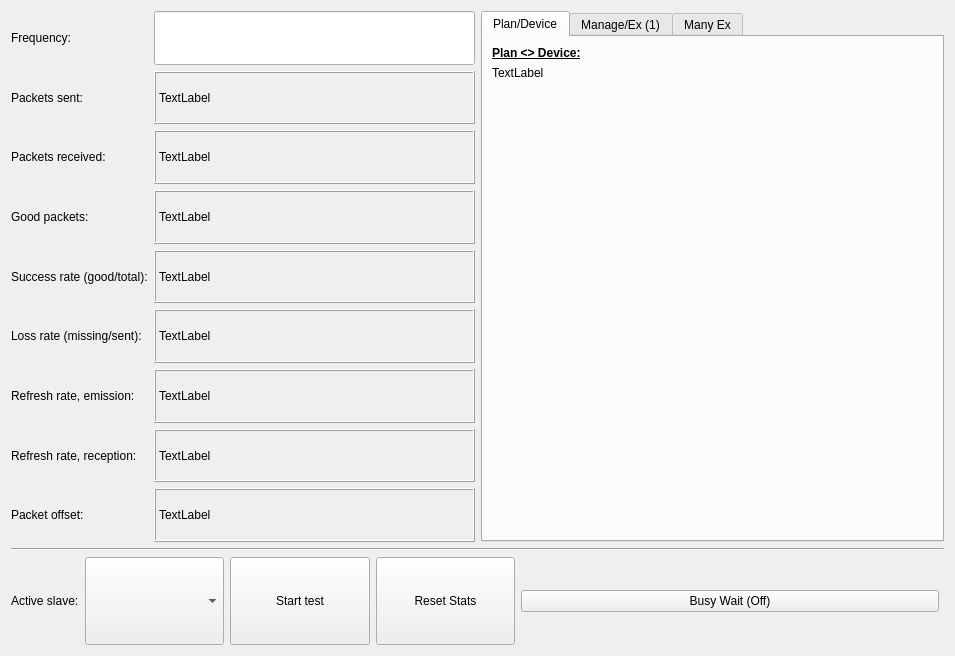
Above: ui/w_commtest.ui from JFDuval/flexsea-plan before the change. Below: the same form after it.
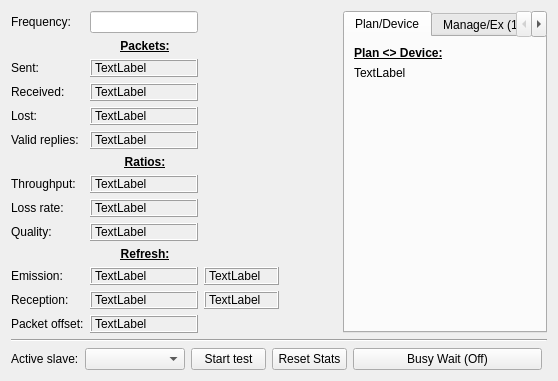
That is the form after the change.

The edit to the form file:
```diff
--- a/ui/w_commtest.ui
+++ b/ui/w_commtest.ui
@@ -6,30 +6,23 @@
    <rect>
     <x>0</x>
     <y>0</y>
-    <width>955</width>
-    <height>656</height>
+    <width>558</width>
+    <height>369</height>
    </rect>
   </property>
   <property name="windowTitle">
    <string>Form</string>
   </property>
-  <layout class="QVBoxLayout" name="verticalLayout" stretch="6,0,1">
+  <layout class="QVBoxLayout" name="verticalLayout">
    <item>
     <layout class="QHBoxLayout" name="horizontalLayout">
      <item>
-      <layout class="QGridLayout" name="gridLayout_5" columnstretch="1,3">
-       <item row="2" column="0">
-        <widget class="QLabel" name="label_4">
-         <property name="text">
-          <string>Packets received:</string>
-         </property>
-        </widget>
-       </item>
-       <item row="2" column="1">
-        <widget class="QLabel" name="labelReceivedPackets">
+      <layout class="QGridLayout" name="gridLayout_5" columnstretch="1,0,0">
+       <item row="9" column="1">
+        <widget class="QLabel" name="labelQuality">
          <property name="minimumSize">
           <size>
-           <width>100</width>
+           <width>75</width>
            <height>0</height>
           </size>
          </property>
@@ -54,7 +47,7 @@
         <widget class="QLabel" name="labelSuccess">
          <property name="minimumSize">
           <size>
-           <width>100</width>
+           <width>75</width>
            <height>0</height>
           </size>
          </property>
@@ -75,64 +68,67 @@
          </property>
         </widget>
        </item>
-       <item row="1" column="0">
-        <widget class="QLabel" name="label_3">
-         <property name="text">
-          <string>Packets sent:</string>
-         </property>
-        </widget>
-       </item>
        <item row="5" column="0">
-        <widget class="QLabel" name="label_7">
-         <property name="text">
-          <string>Loss rate (missing/sent):</string>
-         </property>
-        </widget>
-       </item>
-       <item row="3" column="1">
-        <widget class="QLabel" name="labelGoodPackets">
-         <property name="minimumSize">
-          <size>
-           <width>100</width>
-           <height>0</height>
-          </size>
-         </property>
-         <property name="maximumSize">
-          <size>
-           <width>16777215</width>
-           <height>16777215</height>
-          </size>
-         </property>
-         <property name="frameShape">
-          <enum>QFrame::Box</enum>
-         </property>
-         <property name="frameShadow">
-          <enum>QFrame::Raised</enum>
-         </property>
-         <property name="text">
-          <string>TextLabel</string>
-         </property>
-        </widget>
-       </item>
-       <item row="3" column="0">
         <widget class="QLabel" name="label_5">
          <property name="text">
-          <string>Good packets:</string>
+          <string>Valid replies:</string>
          </property>
         </widget>
        </item>
-       <item row="4" column="0">
+       <item row="5" column="1">
+        <widget class="QLabel" name="labelGoodPackets">
+         <property name="minimumSize">
+          <size>
+           <width>75</width>
+           <height>0</height>
+          </size>
+         </property>
+         <property name="maximumSize">
+          <size>
+           <width>16777215</width>
+           <height>16777215</height>
+          </size>
+         </property>
+         <property name="frameShape">
+          <enum>QFrame::Box</enum>
+         </property>
+         <property name="frameShadow">
+          <enum>QFrame::Raised</enum>
+         </property>
+         <property name="text">
+          <string>TextLabel</string>
+         </property>
+        </widget>
+       </item>
+       <item row="7" column="0">
         <widget class="QLabel" name="label_6">
          <property name="text">
-          <string>Success rate (good/total):</string>
+          <string>Throughput:</string>
          </property>
         </widget>
        </item>
-       <item row="6" column="1">
+       <item row="8" column="0">
+        <widget class="QLabel" name="label_7">
+         <property name="toolTip">
+          <string>&lt;html&gt;&lt;head/&gt;&lt;body&gt;&lt;p&gt;Lost/Sent&lt;/p&gt;&lt;/body&gt;&lt;/html&gt;</string>
+         </property>
+         <property name="text">
+          <string>Loss rate:</string>
+         </property>
+        </widget>
+       </item>
+       <item row="2" column="0">
+        <widget class="QLabel" name="label_3">
+         <property name="text">
+          <string>Sent:</string>
+         </property>
+        </widget>
+       </item>
+       <item row="11" column="1">
         <widget class="QLabel" name="label_rrSend">
          <property name="minimumSize">
           <size>
-           <width>100</width>
+           <width>75</width>
            <height>0</height>
           </size>
          </property>
@@ -153,18 +149,11 @@
          </property>
         </widget>
        </item>
-       <item row="6" column="0">
-        <widget class="QLabel" name="label_8">
-         <property name="text">
-          <string>Refresh rate, emission:</string>
-         </property>
-        </widget>
-       </item>
-       <item row="7" column="1">
+       <item row="12" column="1">
         <widget class="QLabel" name="label_rrReceive">
          <property name="minimumSize">
           <size>
-           <width>100</width>
+           <width>75</width>
            <height>0</height>
           </size>
          </property>
@@ -185,43 +174,25 @@
          </property>
         </widget>
        </item>
-       <item row="7" column="0">
+       <item row="12" column="0">
         <widget class="QLabel" name="label_9">
          <property name="text">
-          <string>Refresh rate, reception:</string>
+          <string>Reception:</string>
          </property>
         </widget>
        </item>
-       <item row="1" column="1">
+       <item row="11" column="0">
+        <widget class="QLabel" name="label_8">
+         <property name="text">
+          <string>Emission:</string>
+         </property>
+        </widget>
+       </item>
+       <item row="2" column="1">
         <widget class="QLabel" name="labelSentPackets">
          <property name="minimumSize">
           <size>
-           <width>100</width>
-           <height>0</height>
-          </size>
-         </property>
-         <property name="maximumSize">
-          <size>
-           <width>16777215</width>
-           <height>16777215</height>
-          </size>
-         </property>
-         <property name="frameShape">
-          <enum>QFrame::Box</enum>
-         </property>
-         <property name="frameShadow">
-          <enum>QFrame::Raised</enum>
-         </property>
-         <property name="text">
-          <string>TextLabel</string>
-         </property>
-        </widget>
-       </item>
-       <item row="5" column="1">
-        <widget class="QLabel" name="labelLossRate">
-         <property name="minimumSize">
-          <size>
-           <width>100</width>
+           <width>75</width>
            <height>0</height>
           </size>
          </property>
@@ -264,38 +235,38 @@
          </property>
         </widget>
        </item>
-       <item row="8" column="0">
+       <item row="8" column="1">
+        <widget class="QLabel" name="labelLossRate">
+         <property name="minimumSize">
+          <size>
+           <width>75</width>
+           <height>0</height>
+          </size>
+         </property>
+         <property name="maximumSize">
+          <size>
+           <width>16777215</width>
+           <height>16777215</height>
+          </size>
+         </property>
+         <property name="frameShape">
+          <enum>QFrame::Box</enum>
+         </property>
+         <property name="frameShadow">
+          <enum>QFrame::Raised</enum>
+         </property>
+         <property name="text">
+          <string>TextLabel</string>
+         </property>
+        </widget>
+       </item>
+       <item row="13" column="0">
         <widget class="QLabel" name="label_10">
          <property name="text">
           <string>Packet offset:</string>
          </property>
         </widget>
        </item>
-       <item row="8" column="1">
-        <widget class="QLabel" name="label_packetOffset">
-         <property name="minimumSize">
-          <size>
-           <width>100</width>
-           <height>0</height>
-          </size>
-         </property>
-         <property name="maximumSize">
-          <size>
-           <width>16777215</width>
-           <height>16777215</height>
-          </size>
-         </property>
-         <property name="frameShape">
-          <enum>QFrame::Box</enum>
-         </property>
-         <property name="frameShadow">
-          <enum>QFrame::Raised</enum>
-         </property>
-         <property name="text">
-          <string>TextLabel</string>
-         </property>
-        </widget>
-       </item>
        <item row="0" column="0">
         <widget class="QLabel" name="label_2">
          <property name="text">
@@ -303,8 +274,191 @@
          </property>
         </widget>
        </item>
+       <item row="13" column="1">
+        <widget class="QLabel" name="label_packetOffset">
+         <property name="minimumSize">
+          <size>
+           <width>75</width>
+           <height>0</height>
+          </size>
+         </property>
+         <property name="maximumSize">
+          <size>
+           <width>16777215</width>
+           <height>16777215</height>
+          </size>
+         </property>
+         <property name="frameShape">
+          <enum>QFrame::Box</enum>
+         </property>
+         <property name="frameShadow">
+          <enum>QFrame::Raised</enum>
+         </property>
+         <property name="text">
+          <string>TextLabel</string>
+         </property>
+        </widget>
+       </item>
+       <item row="4" column="0">
+        <widget class="QLabel" name="label_12">
+         <property name="text">
+          <string>Lost:</string>
+         </property>
+        </widget>
+       </item>
+       <item row="7" column="1">
+        <widget class="QLabel" name="labelThroughput">
+         <property name="minimumSize">
+          <size>
+           <width>75</width>
+           <height>0</height>
+          </size>
+         </property>
+         <property name="maximumSize">
+          <size>
+           <width>16777215</width>
+           <height>16777215</height>
+          </size>
+         </property>
+         <property name="frameShape">
+          <enum>QFrame::Box</enum>
+         </property>
+         <property name="frameShadow">
+          <enum>QFrame::Raised</enum>
+         </property>
+         <property name="text">
+          <string>TextLabel</string>
+         </property>
+        </widget>
+       </item>
+       <item row="3" column="0">
+        <widget class="QLabel" name="label_4">
+         <property name="text">
+          <string>Received:</string>
+         </property>
+        </widget>
+       </item>
+       <item row="3" column="1">
+        <widget class="QLabel" name="labelReceivedPackets">
+         <property name="minimumSize">
+          <size>
+           <width>75</width>
+           <height>0</height>
+          </size>
+         </property>
+         <property name="maximumSize">
+          <size>
+           <width>16777215</width>
+           <height>16777215</height>
+          </size>
+         </property>
+         <property name="frameShape">
+          <enum>QFrame::Box</enum>
+         </property>
+         <property name="frameShadow">
+          <enum>QFrame::Raised</enum>
+         </property>
+         <property name="text">
+          <string>TextLabel</string>
+         </property>
+        </widget>
+       </item>
+       <item row="9" column="0">
+        <widget class="QLabel" name="label_16">
+         <property name="toolTip">
+          <string>&lt;html&gt;&lt;head/&gt;&lt;body&gt;&lt;p&gt;Received/Sent&lt;/p&gt;&lt;/body&gt;&lt;/html&gt;</string>
+         </property>
+         <property name="text">
+          <string>Quality:</string>
+         </property>
+        </widget>
+       </item>
+       <item row="11" column="2">
+        <widget class="QLabel" name="label_rrSend_Avg">
+         <property name="minimumSize">
+          <size>
+           <width>75</width>
+           <height>0</height>
+          </size>
+         </property>
+         <property name="maximumSize">
+          <size>
+           <width>16777215</width>
+           <height>16777215</height>
+          </size>
+         </property>
+         <property name="frameShape">
+          <enum>QFrame::Box</enum>
+         </property>
+         <property name="frameShadow">
+          <enum>QFrame::Raised</enum>
+         </property>
+         <property name="text">
+          <string>TextLabel</string>
+         </property>
+        </widget>
+       </item>
+       <item row="10" column="0" colspan="3">
+        <widget class="QLabel" name="label_15">
+         <property name="text">
+          <string>&lt;html&gt;&lt;head/&gt;&lt;body&gt;&lt;p align=&quot;center&quot;&gt;&lt;span style=&quot; font-weight:600; text-decoration: underline;&quot;&gt;Refresh:&lt;/span&gt;&lt;/p&gt;&lt;/body&gt;&lt;/html&gt;</string>
+         </property>
+        </widget>
+       </item>
+       <item row="6" column="0" colspan="3">
+        <widget class="QLabel" name="label_14">
+         <property name="text">
+          <string>&lt;html&gt;&lt;head/&gt;&lt;body&gt;&lt;p align=&quot;center&quot;&gt;&lt;span style=&quot; font-weight:600; text-decoration: underline;&quot;&gt;Ratios:&lt;/span&gt;&lt;/p&gt;&lt;/body&gt;&lt;/html&gt;</string>
+         </property>
+        </widget>
+       </item>
+       <item row="1" column="0" colspan="3">
+        <widget class="QLabel" name="label_13">
+         <property name="text">
+          <string>&lt;html&gt;&lt;head/&gt;&lt;body&gt;&lt;p align=&quot;center&quot;&gt;&lt;span style=&quot; font-weight:600; text-decoration: underline;&quot;&gt;Packets:&lt;/span&gt;&lt;/p&gt;&lt;/body&gt;&lt;/html&gt;</string>
+         </property>
+        </widget>
+       </item>
+       <item row="12" column="2">
+        <widget class="QLabel" name="label_rrReceive_Avg">
+         <property name="minimumSize">
+          <size>
+           <width>75</width>
+           <height>0</height>
+          </size>
+         </property>
+         <property name="maximumSize">
+          <size>
+           <width>16777215</width>
+           <height>16777215</height>
+          </size>
+         </property>
+         <property name="frameShape">
+          <enum>QFrame::Box</enum>
+         </property>
+         <property name="frameShadow">
+          <enum>QFrame::Raised</enum>
+         </property>
+         <property name="text">
+          <string>TextLabel</string>
+         </property>
+        </widget>
+       </item>
       </layout>
      </item>
+     <item>
+      <spacer name="horizontalSpacer">
+       <property name="orientation">
+        <enum>Qt::Horizontal</enum>
+       </property>
+       <property name="sizeHint" stdset="0">
+        <size>
+         <width>5</width>
+         <height>20</height>
+        </size>
+       </property>
+      </spacer>
+     </item>
      <item>
       <widget class="QTabWidget" name="tabWidget">
        <property name="tabShape">
@@ -510,7 +664,7 @@
     </widget>
    </item>
    <item>
-    <layout class="QHBoxLayout" name="horizontalLayout_2" stretch="0,1,1,1,3">
+    <layout class="QHBoxLayout" name="horizontalLayout_2" stretch="0,1,1,1,3,0">
      <item>
       <widget class="QLabel" name="label">
        <property name="sizePolicy">
```
Left out of the diff: 5 changed lines with no effect on the pictures.
